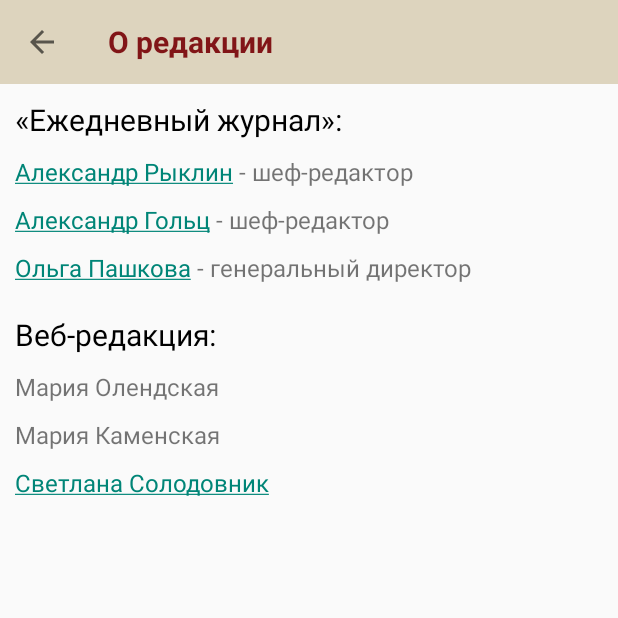
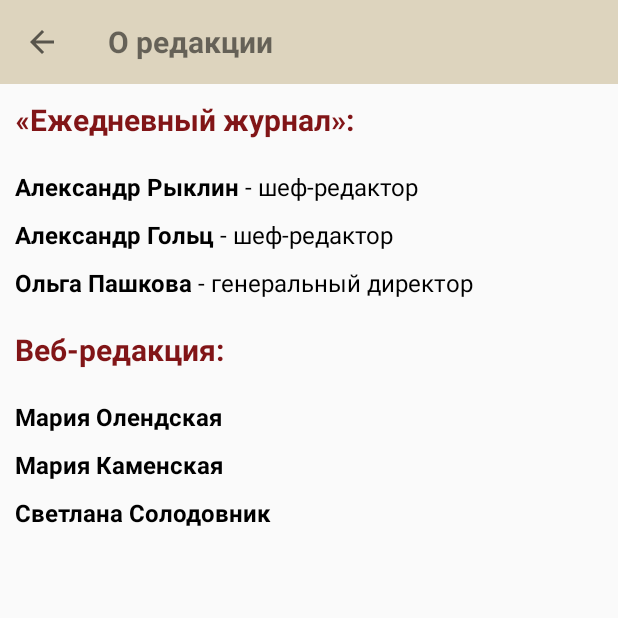
Before and after one commit to vsdeni/EJ, an Android app: the AboutActivity screen opened directly, with no data from a screen before it, on a phone screen of 412 x 824 dp, the top half of it. Run offline under Robolectric (Android 15) with nearby library versions, the phone set to English and light mode, and no system bars; libraries missing offline, so code that uses them is left out: com.facebook, com.facebook.share, com.octo.android, com.vk.sdk; 4 statements that could not run were skipped.

Commit message:
Removed links from editors page

```diff
--- a/app/src/main/java/com/vsdeni/ejru/activities/AboutActivity.java
+++ b/app/src/main/java/com/vsdeni/ejru/activities/AboutActivity.java
@@ -1,5 +1,6 @@
 package com.vsdeni.ejru.activities;
 
+import android.graphics.Color;
 import android.os.Bundle;
 import android.support.v7.widget.Toolbar;
 import android.text.Html;
@@ -39,19 +40,15 @@ public class AboutActivity extends BaseActivity {
     }
 
     private TextView getTextView(Author author) {
-        String value;
-        if (author.getId() > 0) {
-            value = String.format("<html><a href=\"%s\">%s</a>%s</html>",
-                    UrlGenerator.forAuthor(this, author.getId()),
-                    author.getName(),
-                    !TextUtils.isEmpty(author.getAdditionInfo()) ? " - " + author.getAdditionInfo() : "");
-        } else {
-            value = author.getName() + (!TextUtils.isEmpty(author.getAdditionInfo()) ? " - " + author.getAdditionInfo() : "");
-        }
+
+        String value = String.format("<html><b>%s</b>%s</html>",
+                author.getName(),
+                !TextUtils.isEmpty(author.getAdditionInfo()) ? " - " + author.getAdditionInfo() : "");
 
         TextView textView = new TextView(this);
         textView.setText(value);
         textView.setTextSize(16);
+        textView.setTextColor(Color.BLACK);
         textView.setText(Html.fromHtml(value));
         textView.setMovementMethod(LinkMovementMethod.getInstance());
         textView.setPadding(0, 0, 0, Utils.convertDpToPixel(10, this));
--- a/app/src/main/java/com/vsdeni/ejru/adapters/HeadersAdapter.java
+++ b/app/src/main/java/com/vsdeni/ejru/adapters/HeadersAdapter.java
@@ -77,10 +77,11 @@ public class HeadersAdapter extends CursorAdapter {
 
                 @Override
                 public void onLoadingFailed(String imageUri, View view, FailReason failReason) {
-                    viewHolder.thumbnail.setVisibility(View.GONE);
                     if (imageUri.equalsIgnoreCase(thumbnailUrlBig)) {
                         //if big picture loading failed lets try to load small
                         ImageLoader.getInstance().displayImage(thumbnailUrlSmall, viewHolder.thumbnail, this);
+                    } else {
+                        viewHolder.thumbnail.setVisibility(View.GONE);
                     }
                 }
 
--- a/app/src/main/res/layout/activity_about.xml
+++ b/app/src/main/res/layout/activity_about.xml
@@ -17,7 +17,6 @@
             android:layout_width="wrap_content"
             android:textStyle="bold"
             android:textSize="20sp"
-            android:textColor="@color/brandBurgundy"
             android:layout_height="wrap_content"/>
     </android.support.v7.widget.Toolbar>
 
@@ -34,12 +33,13 @@
                 android:id="@+id/editors_magazine_label"
                 android:text="@string/editors_magazine"
                 android:textSize="20sp"
-                android:textColor="@android:color/black"
+                android:textColor="@color/brandBurgundy"
                 android:layout_width="wrap_content"
+                android:textStyle="bold"
                 android:layout_height="wrap_content"/>
 
             <LinearLayout
-                android:layout_marginTop="10dp"
+                android:layout_marginTop="20dp"
                 android:layout_below="@id/editors_magazine_label"
                 android:id="@+id/editors_container"
                 android:orientation="vertical"
@@ -51,13 +51,14 @@
                 android:layout_below="@id/editors_container"
                 android:id="@+id/editors_web_label"
                 android:text="@string/editors_web"
+                android:textStyle="bold"
                 android:textSize="20sp"
-                android:textColor="@android:color/black"
+                android:textColor="@color/brandBurgundy"
                 android:layout_width="wrap_content"
                 android:layout_height="wrap_content"/>
 
             <LinearLayout
-                android:layout_marginTop="10dp"
+                android:layout_marginTop="20dp"
                 android:layout_below="@id/editors_web_label"
                 android:id="@+id/web_editors_container"
                 android:orientation="vertical"
--- a/app/src/main/res/layout/activity_main.xml
+++ b/app/src/main/res/layout/activity_main.xml
@@ -38,17 +38,19 @@
             android:layout_height="match_parent">
 
             <ListView
+                android:layout_alignParentTop="true"
                 android:id="@+id/left_menu"
                 android:layout_width="match_parent"
                 android:layout_height="wrap_content"
                 android:choiceMode="singleChoice"
                 android:divider="#11FFFFFF"
+                android:layout_above="@+id/divider"
                 android:dividerHeight="0.5dp"/>
 
             <View
                 android:background="#11FFFFFF"
                 android:id="@+id/divider"
-                android:layout_below="@id/left_menu"
+                android:layout_above="@+id/about"
                 android:layout_width="match_parent"
                 android:layout_height="0.5dp"/>
 
@@ -56,8 +58,8 @@
                 android:textColor="@color/brandBeige"
                 android:padding="12dp"
                 android:gravity="left"
-                android:layout_below="@id/divider"
                 android:id="@+id/about"
+                android:layout_alignParentBottom="true"
                 android:text="@string/menu_item_about"
                 android:background="@drawable/drawer_button_selector"
                 android:layout_width="match_parent"
```
